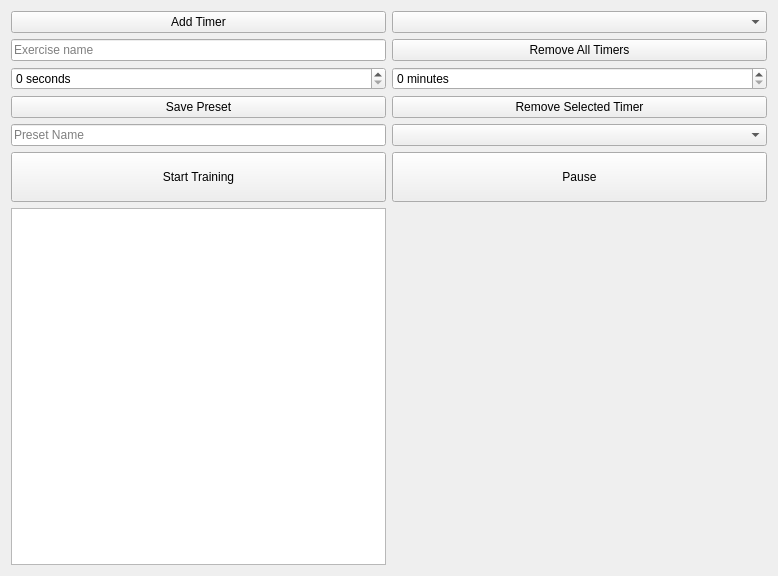
Old version of the form sporttimer.ui in the repository Racalniog/QTAppAlfaExercises.
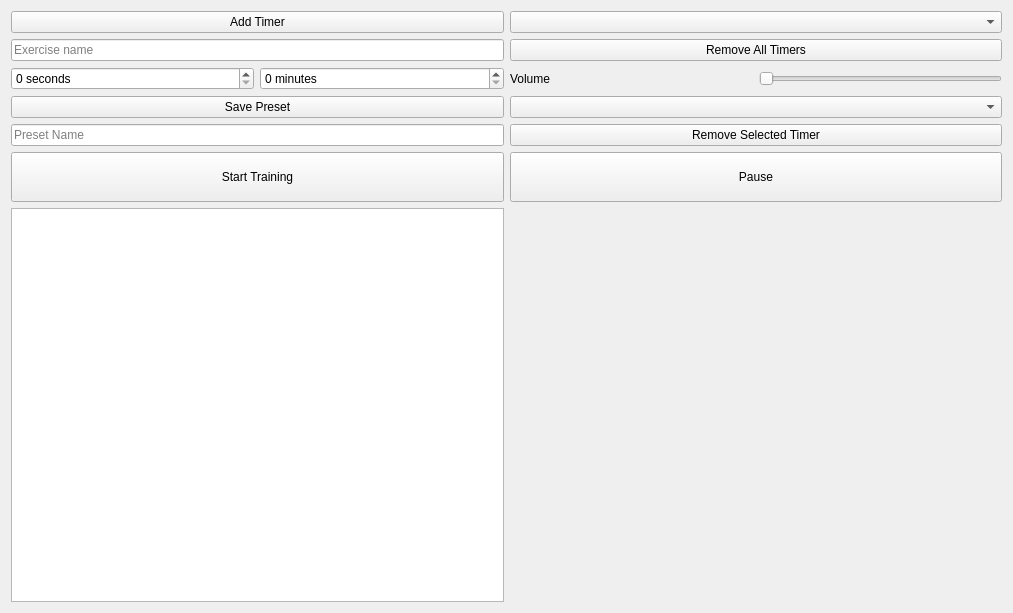
New version of the form.

Commit message: Added volume controls

Diff of the .ui file:
```diff
--- a/sporttimer.ui
+++ b/sporttimer.ui
@@ -6,8 +6,8 @@
    <rect>
     <x>0</x>
     <y>0</y>
-    <width>778</width>
-    <height>576</height>
+    <width>1013</width>
+    <height>613</height>
    </rect>
   </property>
   <property name="minimumSize">
@@ -20,20 +20,7 @@
    <string>Form</string>
   </property>
   <layout class="QGridLayout" name="gridLayout">
-   <item row="0" column="0">
-    <widget class="QPushButton" name="addTimerButton">
-     <property name="sizePolicy">
-      <sizepolicy hsizetype="Preferred" vsizetype="Fixed">
-       <horstretch>0</horstretch>
-       <verstretch>0</verstretch>
-      </sizepolicy>
-     </property>
-     <property name="text">
-      <string>Add Timer</string>
-     </property>
-    </widget>
-   </item>
-   <item row="5" column="1">
+   <item row="4" column="3" colspan="2">
     <widget class="QComboBox" name="deletePresetComboBox">
      <property name="sizePolicy">
       <sizepolicy hsizetype="Preferred" vsizetype="Preferred">
@@ -42,14 +29,36 @@
       </sizepolicy>
      </property>
      <property name="placeholderText">
-      <string>Delete Selected Preset</string>
+      <string>Delete Preset</string>
      </property>
     </widget>
    </item>
-   <item row="1" column="1">
+   <item row="6" column="3" colspan="2">
+    <widget class="QPushButton" name="pauseButton">
+     <property name="sizePolicy">
+      <sizepolicy hsizetype="Preferred" vsizetype="Preferred">
+       <horstretch>0</horstretch>
+       <verstretch>0</verstretch>
+      </sizepolicy>
+     </property>
+     <property name="minimumSize">
+      <size>
+       <width>0</width>
+       <height>50</height>
+      </size>
+     </property>
+     <property name="layoutDirection">
+      <enum>Qt::LeftToRight</enum>
+     </property>
+     <property name="text">
+      <string>Pause</string>
+     </property>
+    </widget>
+   </item>
+   <item row="1" column="3" colspan="2">
     <widget class="QPushButton" name="removeTimersButton">
      <property name="sizePolicy">
-      <sizepolicy hsizetype="Preferred" vsizetype="Fixed">
+      <sizepolicy hsizetype="Preferred" vsizetype="Preferred">
        <horstretch>0</horstretch>
        <verstretch>0</verstretch>
       </sizepolicy>
@@ -59,33 +68,20 @@
      </property>
     </widget>
    </item>
-   <item row="1" column="0">
-    <widget class="QLineEdit" name="exerciseNamelineEdit">
+   <item row="5" column="3" colspan="2">
+    <widget class="QPushButton" name="removeSelectedTimerButton">
      <property name="sizePolicy">
-      <sizepolicy hsizetype="Preferred" vsizetype="Fixed">
+      <sizepolicy hsizetype="Preferred" vsizetype="Preferred">
        <horstretch>0</horstretch>
        <verstretch>0</verstretch>
       </sizepolicy>
      </property>
-     <property name="placeholderText">
-      <string>Exercise name</string>
+     <property name="text">
+      <string>Remove Selected Timer</string>
      </property>
     </widget>
    </item>
-   <item row="2" column="1">
-    <widget class="QSpinBox" name="minutesSpinBox">
-     <property name="sizePolicy">
-      <sizepolicy hsizetype="Preferred" vsizetype="Fixed">
-       <horstretch>0</horstretch>
-       <verstretch>0</verstretch>
-      </sizepolicy>
-     </property>
-     <property name="suffix">
-      <string> minutes</string>
-     </property>
-    </widget>
-   </item>
-   <item row="0" column="1">
+   <item row="0" column="3" colspan="2">
     <widget class="QComboBox" name="presetsComboBox">
      <property name="sizePolicy">
       <sizepolicy hsizetype="Preferred" vsizetype="Preferred">
@@ -101,8 +97,27 @@
      </property>
     </widget>
    </item>
-   <item row="3" column="1">
-    <widget class="QPushButton" name="removeSelectedTimerButton">
+   <item row="3" column="4">
+    <widget class="QSlider" name="volumeHorizontalSlider">
+     <property name="sizePolicy">
+      <sizepolicy hsizetype="Preferred" vsizetype="Preferred">
+       <horstretch>0</horstretch>
+       <verstretch>0</verstretch>
+      </sizepolicy>
+     </property>
+     <property name="orientation">
+      <enum>Qt::Horizontal</enum>
+     </property>
+     <property name="tickPosition">
+      <enum>QSlider::NoTicks</enum>
+     </property>
+     <property name="tickInterval">
+      <number>0</number>
+     </property>
+    </widget>
+   </item>
+   <item row="3" column="3">
+    <widget class="QLabel" name="volumeLabel">
      <property name="sizePolicy">
       <sizepolicy hsizetype="Preferred" vsizetype="Preferred">
        <horstretch>0</horstretch>
@@ -110,24 +125,11 @@
       </sizepolicy>
      </property>
      <property name="text">
-      <string>Remove Selected Timer</string>
+      <string>Volume</string>
      </property>
     </widget>
    </item>
    <item row="3" column="0">
-    <widget class="QPushButton" name="savePresetButton">
-     <property name="sizePolicy">
-      <sizepolicy hsizetype="Preferred" vsizetype="Fixed">
-       <horstretch>0</horstretch>
-       <verstretch>0</verstretch>
-      </sizepolicy>
-     </property>
-     <property name="text">
-      <string>Save Preset</string>
-     </property>
-    </widget>
-   </item>
-   <item row="2" column="0">
     <widget class="QSpinBox" name="secondsSpinBox">
      <property name="sizePolicy">
       <sizepolicy hsizetype="Preferred" vsizetype="Fixed">
@@ -135,15 +137,53 @@
        <verstretch>0</verstretch>
       </sizepolicy>
      </property>
+     <property name="minimumSize">
+      <size>
+       <width>0</width>
+       <height>0</height>
+      </size>
+     </property>
+     <property name="maximumSize">
+      <size>
+       <width>16777215</width>
+       <height>16777215</height>
+      </size>
+     </property>
      <property name="suffix">
       <string> seconds</string>
      </property>
     </widget>
    </item>
-   <item row="5" column="0">
+   <item row="3" column="1">
+    <widget class="QSpinBox" name="minutesSpinBox">
+     <property name="sizePolicy">
+      <sizepolicy hsizetype="Preferred" vsizetype="Fixed">
+       <horstretch>0</horstretch>
+       <verstretch>0</verstretch>
+      </sizepolicy>
+     </property>
+     <property name="suffix">
+      <string> minutes</string>
+     </property>
+    </widget>
+   </item>
+   <item row="4" column="0" colspan="2">
+    <widget class="QPushButton" name="savePresetButton">
+     <property name="sizePolicy">
+      <sizepolicy hsizetype="Preferred" vsizetype="Preferred">
+       <horstretch>0</horstretch>
+       <verstretch>0</verstretch>
+      </sizepolicy>
+     </property>
+     <property name="text">
+      <string>Save Preset</string>
+     </property>
+    </widget>
+   </item>
+   <item row="5" column="0" colspan="2">
     <widget class="QLineEdit" name="presetSaveLineEdit">
      <property name="sizePolicy">
-      <sizepolicy hsizetype="Preferred" vsizetype="Fixed">
+      <sizepolicy hsizetype="Preferred" vsizetype="Preferred">
        <horstretch>0</horstretch>
        <verstretch>0</verstretch>
       </sizepolicy>
@@ -153,32 +193,10 @@
      </property>
     </widget>
    </item>
-   <item row="6" column="1">
-    <widget class="QPushButton" name="pauseButton">
-     <property name="sizePolicy">
-      <sizepolicy hsizetype="Preferred" vsizetype="Fixed">
-       <horstretch>0</horstretch>
-       <verstretch>0</verstretch>
-      </sizepolicy>
-     </property>
-     <property name="minimumSize">
-      <size>
-       <width>0</width>
-       <height>50</height>
-      </size>
-     </property>
-     <property name="layoutDirection">
-      <enum>Qt::LeftToRight</enum>
-     </property>
-     <property name="text">
-      <string>Pause</string>
-     </property>
-    </widget>
-   </item>
-   <item row="6" column="0">
+   <item row="6" column="0" colspan="2">
     <widget class="QPushButton" name="startButton">
      <property name="sizePolicy">
-      <sizepolicy hsizetype="Preferred" vsizetype="Fixed">
+      <sizepolicy hsizetype="Preferred" vsizetype="Preferred">
        <horstretch>0</horstretch>
        <verstretch>0</verstretch>
       </sizepolicy>
@@ -194,7 +212,7 @@
      </property>
     </widget>
    </item>
-   <item row="9" column="0">
+   <item row="8" column="0" colspan="2">
     <widget class="QListWidget" name="timerListWidget">
      <property name="sizePolicy">
       <sizepolicy hsizetype="Preferred" vsizetype="Expanding">
@@ -204,6 +222,32 @@
      </property>
     </widget>
    </item>
+   <item row="0" column="0" colspan="2">
+    <widget class="QPushButton" name="addTimerButton">
+     <property name="sizePolicy">
+      <sizepolicy hsizetype="Preferred" vsizetype="Preferred">
+       <horstretch>0</horstretch>
+       <verstretch>0</verstretch>
+      </sizepolicy>
+     </property>
+     <property name="text">
+      <string>Add Timer</string>
+     </property>
+    </widget>
+   </item>
+   <item row="1" column="0" colspan="2">
+    <widget class="QLineEdit" name="exerciseNamelineEdit">
+     <property name="sizePolicy">
+      <sizepolicy hsizetype="Preferred" vsizetype="Preferred">
+       <horstretch>0</horstretch>
+       <verstretch>0</verstretch>
+      </sizepolicy>
+     </property>
+     <property name="placeholderText">
+      <string>Exercise name</string>
+     </property>
+    </widget>
+   </item>
   </layout>
  </widget>
  <resources/>
```
The commit also changes 7 other files.
